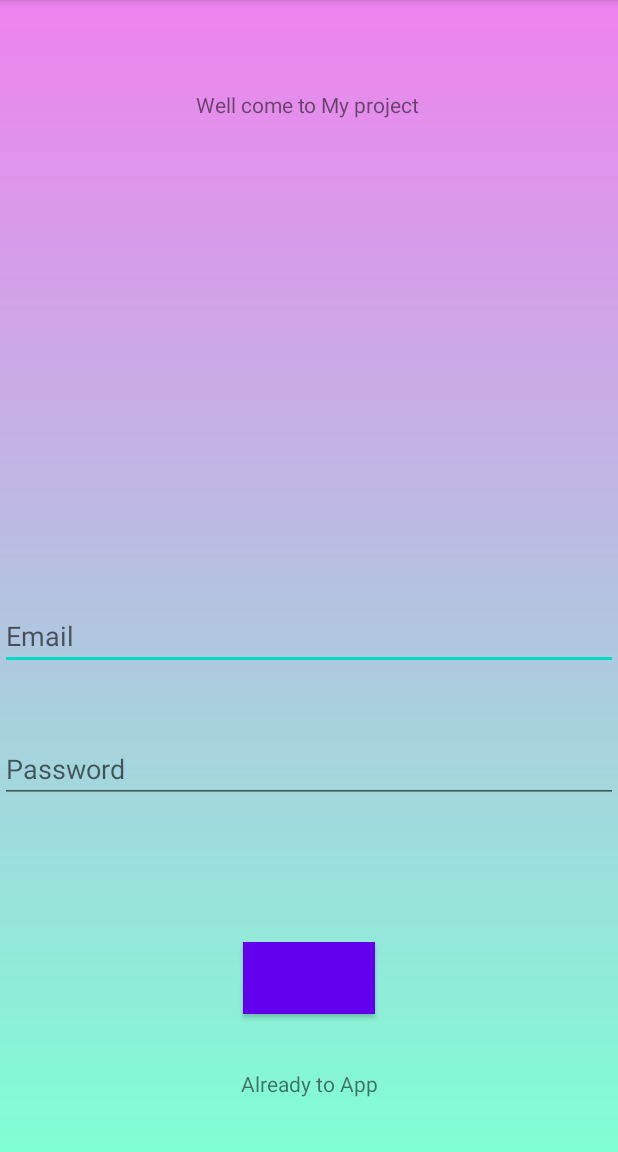
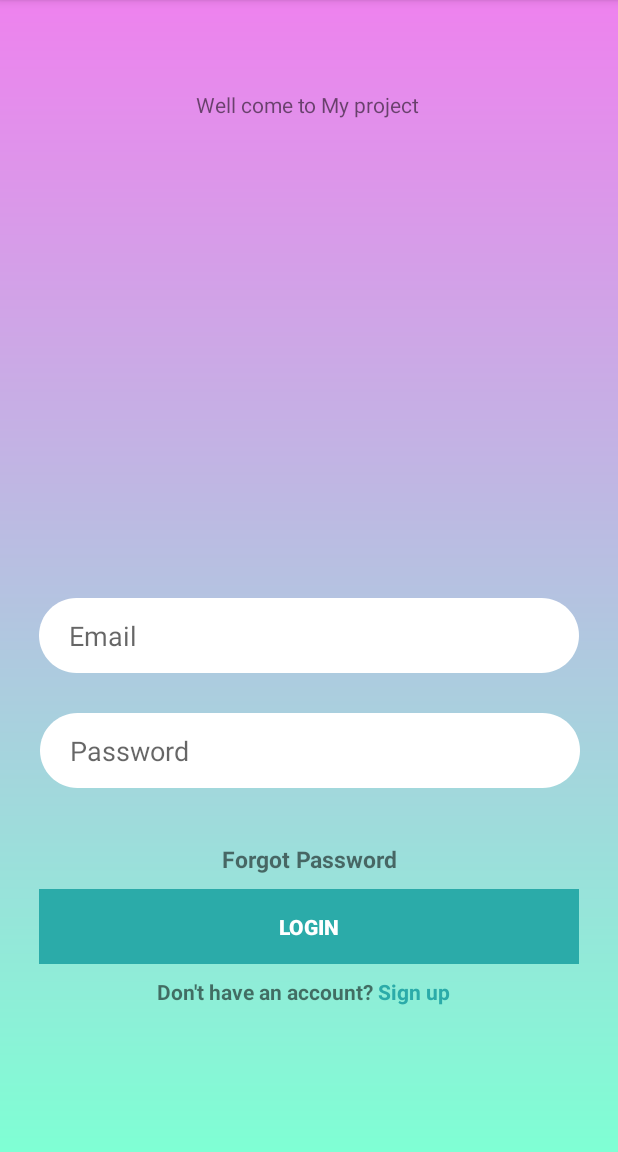
Before and after one commit to nhathuy19135/MobileDev2022, an Android app: the screen it shows after launch (MainActivity), on a phone screen of 412 x 824 dp, the part 84-1236 px from its top. Run offline under Robolectric (Android 15) with nearby library versions, the phone set to English and light mode, and no system bars; our stand-ins replace Firebase (no records; nobody signed in at launch, a user with empty details on screens opened directly).

Commit message:
updateLoginUI

```diff
--- /dev/null
+++ b/app/src/main/res/drawable-v24/login_btn.xml
@@ -0,0 +1,23 @@
+<vector
+    xmlns:android="http://schemas.android.com/apk/res/android"
+    xmlns:aapt="http://schemas.android.com/aapt"
+    android:width="360dp"
+    android:height="70dp"
+    android:viewportWidth="360"
+    android:viewportHeight="70"
+    >
+
+    <group>
+
+        <clip-path
+            android:pathData="M0 0H360V70H0V0Z"
+            />
+
+        <path
+            android:pathData="M0 0V70H360V0"
+            android:fillColor="#2baba9"
+            />
+
+    </group>
+
+</vector>
--- /dev/null
+++ b/app/src/main/res/drawable-v24/login_input.xml
@@ -0,0 +1,24 @@
+<!-- drawable/input.xml -->
+<vector
+    xmlns:android="http://schemas.android.com/apk/res/android"
+    xmlns:aapt="http://schemas.android.com/aapt"
+    android:width="360dp"
+    android:height="50dp"
+    android:viewportWidth="360"
+    android:viewportHeight="50"
+    >
+
+    <group>
+
+        <clip-path
+            android:pathData="M25 0H335C348.807 0 360 11.1929 360 25C360 38.8071 348.807 50 335 50H25C11.1929 50 0 38.8071 0 25C0 11.1929 11.1929 0 25 0Z"
+            />
+
+        <path
+            android:pathData="M0 0V50H360V0"
+            android:fillColor="#FFFFFF"
+            />
+
+    </group>
+
+</vector>
--- a/app/src/main/res/layout/activity_main.xml
+++ b/app/src/main/res/layout/activity_main.xml
@@ -9,49 +9,96 @@
 
   <EditText
       android:id="@+id/edit_email"
+      android:layout_width="360dp"
+      android:layout_height="50dp"
+      android:background="@drawable/login_input"
+      android:hint="Email"
       android:inputType="textEmailAddress"
-      android:layout_width="match_parent"
-      android:layout_height="wrap_content"
-      android:hint="Email"
+      android:paddingLeft="20dp"
       app:layout_constraintBottom_toBottomOf="parent"
       app:layout_constraintEnd_toEndOf="parent"
-      app:layout_constraintHorizontal_bias="0.0"
       app:layout_constraintStart_toStartOf="parent"
-      app:layout_constraintTop_toBottomOf="@+id/textView"
-      />
+      app:layout_constraintTop_toBottomOf="@+id/textView" />
 
   <EditText
       android:id="@+id/userPassword"
+      android:layout_width="360dp"
+      android:layout_height="50dp"
+      android:background="@drawable/login_input"
+      android:hint="Password"
+      android:inputType="textPassword"
+      android:paddingLeft="20dp"
+      app:layout_constraintBottom_toBottomOf="parent"
+      app:layout_constraintEnd_toEndOf="parent"
+      app:layout_constraintHorizontal_bias="0.509"
+      app:layout_constraintStart_toStartOf="parent"
+      app:layout_constraintTop_toBottomOf="@+id/edit_email"
+      app:layout_constraintVertical_bias="0.1" />
+
+  <!--  <TextView-->
+  <!--      android:id="@+id/textView2"-->
+  <!--      android:layout_width="wrap_content"-->
+  <!--      android:layout_height="wrap_content"-->
+  <!--      android:text="Already to App"-->
+  <!--      app:layout_constraintBottom_toBottomOf="parent"-->
+  <!--      app:layout_constraintEnd_toEndOf="parent"-->
+  <!--      app:layout_constraintStart_toStartOf="parent"-->
+  <!--      app:layout_constraintTop_toBottomOf="@+id/buttonSignIn" />-->
+
+
+  <TextView
+      android:id="@+id/textView3"
+      android:layout_width="wrap_content"
+      android:layout_height="wrap_content"
+      android:text="Don't have an account? "
+      android:textStyle="bold"
+      app:layout_constraintBottom_toBottomOf="parent"
+      app:layout_constraintEnd_toStartOf="@+id/textView4"
+      app:layout_constraintHorizontal_bias="1.0"
+      app:layout_constraintStart_toStartOf="parent"
+      app:layout_constraintTop_toBottomOf="@+id/buttonSignIn"
+      app:layout_constraintVertical_bias="0.084" />
+
+  <TextView
+      android:id="@+id/textView4"
+      android:layout_width="wrap_content"
+      android:layout_height="wrap_content"
+      android:layout_marginEnd="112dp"
+      android:text="Sign up"
+      android:textColor="#2baba9"
+      android:textStyle="bold"
+      app:layout_constraintBottom_toBottomOf="parent"
+      app:layout_constraintEnd_toEndOf="parent"
+      app:layout_constraintTop_toBottomOf="@+id/buttonSignIn"
+      app:layout_constraintVertical_bias="0.084" />
+
+  <androidx.appcompat.widget.AppCompatButton
+      android:id="@+id/buttonSignIn"
+      android:layout_width="360dp"
+      android:layout_height="50dp"
+      android:background="@drawable/login_btn"
+      android:text="Login"
+      android:textColor="@color/white"
+      android:textStyle="bold"
+      app:layout_constraintBottom_toBottomOf="parent"
+      app:layout_constraintEnd_toEndOf="parent"
+      app:layout_constraintHorizontal_bias="0.5"
+      app:layout_constraintStart_toStartOf="parent"
+      app:layout_constraintTop_toBottomOf="@+id/userPassword"
+      app:layout_constraintVertical_bias="0.35" />
+
+  <TextView
       android:layout_width="match_parent"
       android:layout_height="wrap_content"
-      android:hint="Password"
-      android:inputType="textPassword"
-      app:layout_constraintBottom_toBottomOf="parent"
-      app:layout_constraintEnd_toEndOf="parent"
-      app:layout_constraintHorizontal_bias="0.0"
-      app:layout_constraintStart_toStartOf="parent"
-      app:layout_constraintTop_toBottomOf="@+id/edit_email"
-      app:layout_constraintVertical_bias="0.158" />
+      android:text="Forgot Password"
+      android:textAlignment="center"
+      android:textSize="15sp"
+      android:textStyle="bold"
+      app:layout_constraintBottom_toTopOf="@+id/buttonSignIn"
+      app:layout_constraintTop_toBottomOf="@+id/userPassword"
+      app:layout_constraintVertical_bias="0.8"
+      tools:layout_editor_absoluteX="0dp"></TextView>
 
-  <TextView
-      android:layout_width="wrap_content"
-      android:layout_height="wrap_content"
-      app:layout_constraintBottom_toBottomOf="parent"
-      app:layout_constraintEnd_toEndOf="parent"
-      app:layout_constraintStart_toStartOf="parent"
-      app:layout_constraintTop_toBottomOf="@+id/buttonSignIn"
-      android:text="Already to App"
-      />
-
-  <Button
-      android:id="@+id/buttonSignIn"
-      android:layout_width="wrap_content"
-      android:layout_height="wrap_content"
-      android:background="@color/buttonlogin"
-      app:layout_constraintBottom_toBottomOf="parent"
-      app:layout_constraintEnd_toEndOf="parent"
-      app:layout_constraintStart_toStartOf="parent"
-      app:layout_constraintTop_toBottomOf="@+id/userPassword" />
   <TextView
       android:id="@+id/textView"
       android:layout_width="wrap_content"
```
